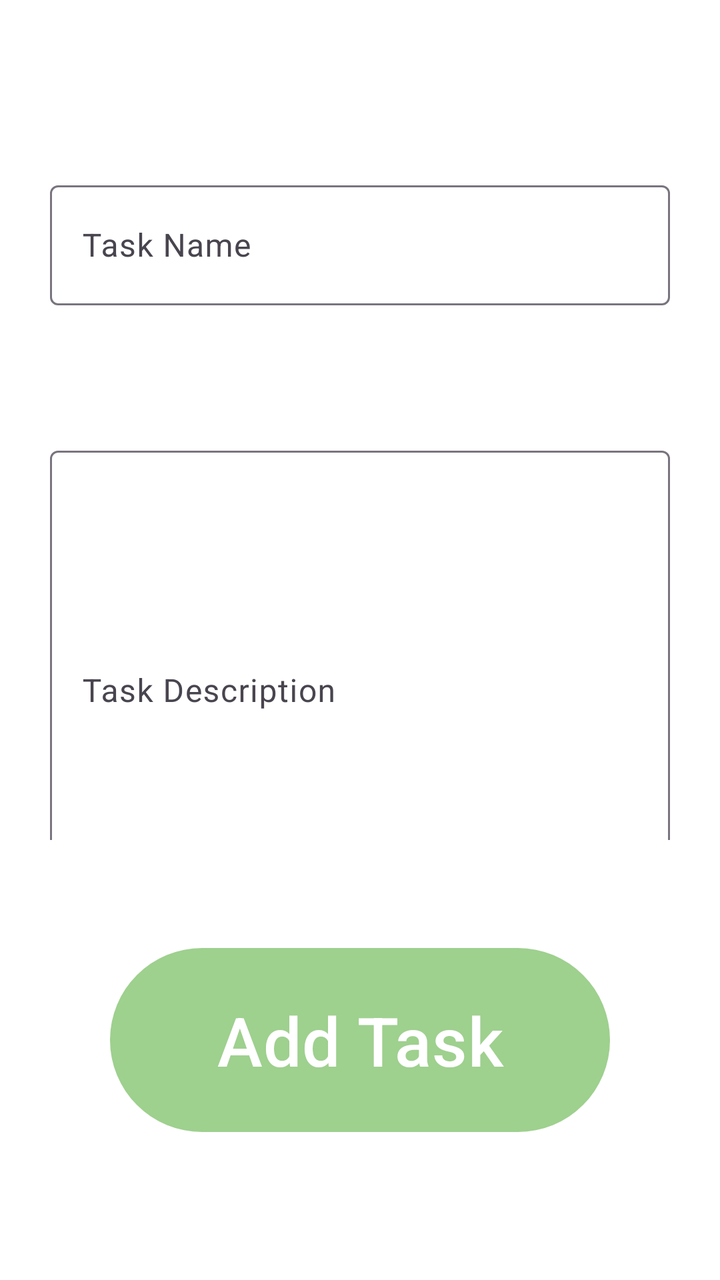
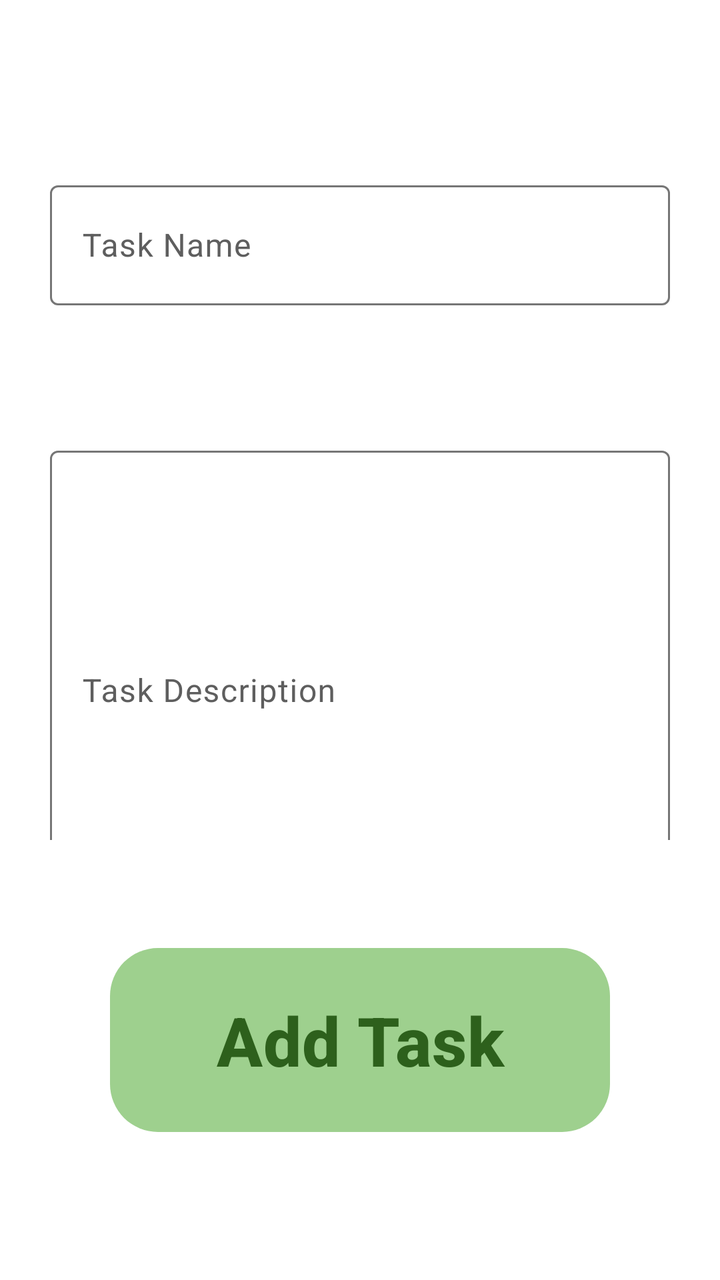

Compare the two renders of this Android layout. The source of the first and the diff that turns it into the second are given below.
<!-- AndroidManifest.xml: application theme Theme.Zen -->
<!-- res/layout/fragment_add_task.xml -->
<?xml version="1.0" encoding="utf-8"?>
<androidx.constraintlayout.widget.ConstraintLayout xmlns:android="http://schemas.android.com/apk/res/android"
    xmlns:app="http://schemas.android.com/apk/res-auto"
    xmlns:tools="http://schemas.android.com/tools"
    android:layout_width="match_parent"
    android:layout_height="match_parent">

    <LinearLayout
        android:layout_width="0dp"
        android:layout_height="0dp"
        android:layout_marginTop="20dp"
        android:layout_marginBottom="20dp"
        android:gravity="center"
        android:orientation="vertical"
        app:layout_constraintBottom_toBottomOf="parent"
        app:layout_constraintEnd_toEndOf="parent"
        app:layout_constraintStart_toStartOf="parent"
        app:layout_constraintTop_toTopOf="parent">

        <FrameLayout
            android:layout_width="match_parent"
            android:layout_height="0dp"
            android:layout_weight="1">

            <com.google.android.material.textfield.TextInputLayout
                android:layout_width="match_parent"
                android:layout_height="wrap_content"
                android:layout_gravity="center_vertical"
                android:layout_marginStart="25dp"
                android:layout_marginEnd="25dp">

                <com.google.android.material.textfield.TextInputEditText
                    android:id="@+id/taskNameInput"
                    android:layout_width="match_parent"
                    android:layout_height="60dp"
                    android:hint="@string/task_name" />
            </com.google.android.material.textfield.TextInputLayout>
        </FrameLayout>

        <FrameLayout
            android:layout_width="match_parent"
            android:layout_height="0dp"
            android:layout_weight="1">

            <com.google.android.material.textfield.TextInputLayout
                android:layout_width="match_parent"
                android:layout_height="wrap_content"
                android:layout_gravity="center_vertical"
                android:layout_marginStart="25dp"
                android:layout_marginEnd="25dp">

                <com.google.android.material.textfield.TextInputEditText
                    android:id="@+id/taskDescriptionInput"
                    android:layout_width="match_parent"
                    android:layout_height="240dp"
                    android:hint="@string/task_description" />

            </com.google.android.material.textfield.TextInputLayout>
        </FrameLayout>

        <androidx.constraintlayout.widget.ConstraintLayout
            android:layout_width="match_parent"
            android:layout_height="0dp"
            android:layout_weight="1">

            <Button
                android:id="@+id/addTaskButton"
                android:layout_width="250dp"
                android:layout_height="100dp"
                android:layout_weight="1"
                android:text="@string/add_task"
                android:textColor="@color/white"
                android:textSize="34sp"
                app:layout_constraintBottom_toBottomOf="parent"
                app:layout_constraintEnd_toEndOf="parent"
                app:layout_constraintStart_toStartOf="parent"
                app:layout_constraintTop_toTopOf="parent" />
        </androidx.constraintlayout.widget.ConstraintLayout>


    </LinearLayout>
</androidx.constraintlayout.widget.ConstraintLayout>
<!-- resources referenced by this layout -->
<resources>
  <color name="white">#FFFFFFFF</color>
  <string name="add_task">Add Task</string>
  <string name="task_description">Task Description</string>
  <string name="task_name">Task Name</string>
  <style name="Theme.Zen" parent="Base.Theme.Zen" />
  <style name="Base.Theme.Zen" parent="Theme.Material3.Light.NoActionBar">
          <item name="colorPrimary">@color/green</item>
          <item name="colorPrimaryDark">@color/dark_green</item>
          <item name="colorAccent">@color/light_green</item>
          <item name="android:windowBackground">@color/white</item>
      </style>
  <color name="green">#FF9ED08E</color>
  <color name="dark_green">#FF2D601C</color>
  <color name="light_green">#FFDCF2D5</color>
</resources>

<!-- the commit's change to res/layout/fragment_add_task.xml (unified diff, before → after) -->
@@ -69,7 +69,6 @@
                 android:layout_height="100dp"
                 android:layout_weight="1"
                 android:text="@string/add_task"
-                android:textColor="@color/white"
                 android:textSize="34sp"
                 app:layout_constraintBottom_toBottomOf="parent"
                 app:layout_constraintEnd_toEndOf="parent"
<!-- resource entries referenced after the edit -->
@@ -6,13 +6,45 @@
   <string name="task_name">Task Name</string>
   <style name="Theme.Zen" parent="Base.Theme.Zen" />
   <style name="Base.Theme.Zen" parent="Theme.Material3.Light.NoActionBar">
-          <item name="colorPrimary">@color/green</item>
-          <item name="colorPrimaryDark">@color/dark_green</item>
-          <item name="colorAccent">@color/light_green</item>
+          
+          <item name="colorPrimary">@color/dark_green</item>
+          <item name="colorOnPrimary">@color/white</item>
+          <item name="colorPrimaryContainer">@color/green</item>
+          <item name="colorOnPrimaryContainer">@color/dark_green</item>
+          <item name="colorSecondaryContainer">@color/light_green</item>
+          <item name="colorOnSecondaryContainer">@color/dark_green</item>
+          <item name="colorSurface">@color/white</item>
+          <item name="colorOnSurface">@color/dark_green</item>
+          <item name="colorOnSurfaceVariant">@color/text_secondary</item>
+          <item name="colorOutline">@color/outline</item>
+          
+          <item name="colorSurfaceContainerHighest">#FFEFEFEF</item>
           <item name="android:windowBackground">@color/white</item>
+          <item name="materialButtonStyle">@style/Widget.Zen.Button</item>
+          <item name="materialSwitchStyle">@style/Widget.Zen.Switch</item>
       </style>
   <color name="green">#FF9ED08E</color>
   <color name="dark_green">#FF2D601C</color>
   <color name="light_green">#FFDCF2D5</color>
+  <color name="text_secondary">#FF5E5E5E</color>
+  <color name="outline">#FF767676</color>
+  <style name="Widget.Zen.Button" parent="Widget.Material3.Button">
+          <item name="backgroundTint">@color/green</item>
+          <item name="android:textColor">@color/dark_green</item>
+          <item name="android:textStyle">bold</item>
+          <item name="android:textSize">@dimen/text_button</item>
+          <item name="android:minHeight">@dimen/button_height</item>
+          <item name="cornerRadius">@dimen/corner_large</item>
+      </style>
+  <style name="Widget.Zen.Switch" parent="Widget.Material3.CompoundButton.MaterialSwitch">
+          <item name="android:minHeight">@dimen/touch_target</item>
+          <item name="android:textColor">@color/dark_green</item>
+          <item name="android:textSize">@dimen/text_body_large</item>
+      </style>
+  <dimen name="text_button">22sp</dimen>
+  <dimen name="button_height">64dp</dimen>
+  <dimen name="corner_large">24dp</dimen>
+  <dimen name="touch_target">48dp</dimen>
+  <dimen name="text_body_large">18sp</dimen>
 </resources>
 
